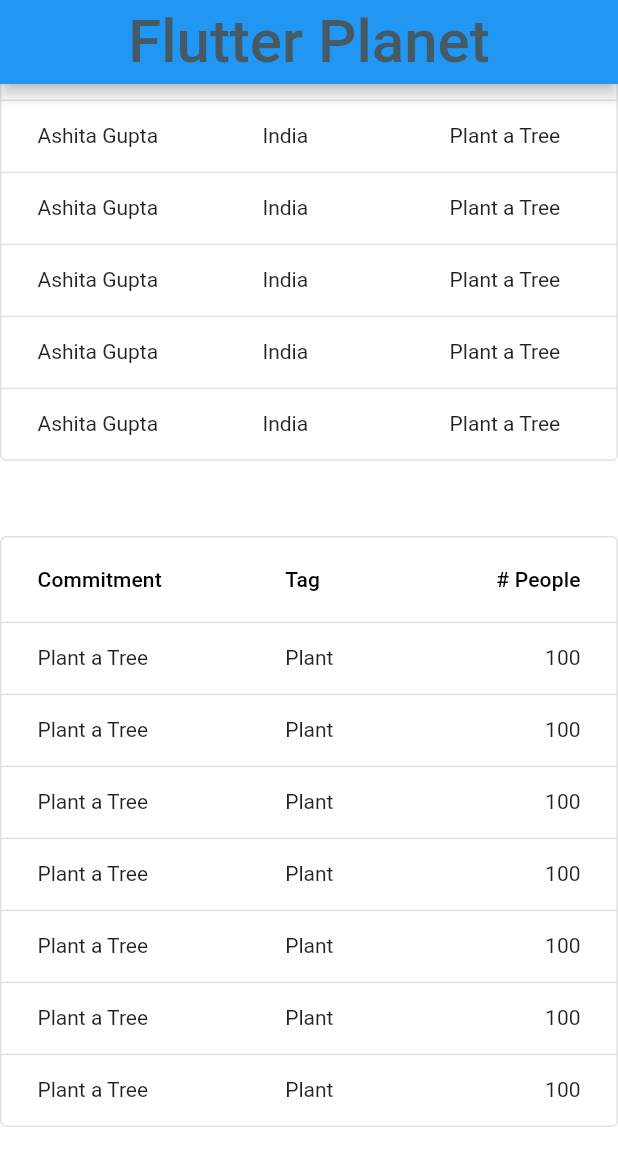
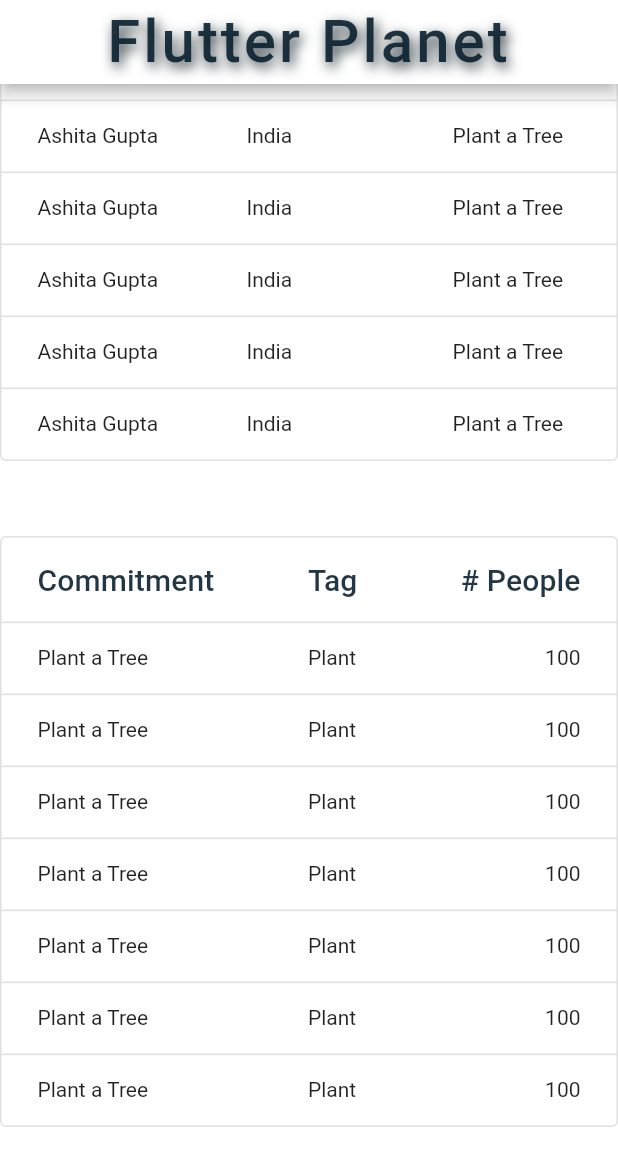
Before and after one commit to bertbeck/Flutter-Planet, a Flutter app: the screen it shows after launch, scrolled down 542 dp, on a phone screen of 412 x 824 dp. Shown: the top 1166 px of the screen. Run offline on Flutter 3.47's test engine with Material 2 defaults, Android fonts, the phone set to English and light mode, and no system bars.

Commit message:
Font Color and Font Size Update

```diff
--- a/lib/home_page.dart
+++ b/lib/home_page.dart
@@ -2,10 +2,12 @@ import 'package:flutter/material.dart';
 
 import './data.dart';
 
-const APP_MESSAGE =
+const kAppMessage =
     "Welcome to Flutter Planet - the app that commits to save the planet! Please make a commitment and share with the world!";
 
-const APP_BAR_HEIGHT = 350.0;
+const kAppbarHeight = 350.0;
+const kHeaderStyle = TextStyle(color: kTextColour, fontSize: 20.0);
+const kTextColour = Color.fromARGB(230, 10, 32, 47);
 
 class HomePage extends StatelessWidget {
   final List<DataRow> userTableRows = commitmentsByUser.map((e) {
@@ -36,14 +38,25 @@ class HomePage extends StatelessWidget {
       body: CustomScrollView(
         slivers: <Widget>[
           SliverAppBar(
+            backgroundColor: Colors.white,
             title: Text(
               "Flutter Planet",
               textAlign: TextAlign.center,
-              style: TextStyle(color: Colors.blueGrey[700], fontSize: 40.0),
+              style: TextStyle(
+                color: kTextColour,
+                fontSize: 40.0,
+                letterSpacing: 2.0,
+                shadows: List.filled(
+                    1,
+                    Shadow(
+                        color: Colors.blueGrey[900],
+                        blurRadius: 10.0,
+                        offset: Offset(2, 3))),
+              ),
             ),
             pinned: true,
             centerTitle: true,
-            expandedHeight: APP_BAR_HEIGHT,
+            expandedHeight: kAppbarHeight,
             flexibleSpace: AppBarContent(commitmentsCount: commitmentsCount),
           ),
           SliverList(
@@ -58,13 +71,22 @@ class HomePage extends StatelessWidget {
                   child: DataTable(
                     columns: [
                       DataColumn(
-                        label: Text("Name"),
+                        label: Text(
+                          "Name",
+                          style: kHeaderStyle,
+                        ),
                       ),
                       DataColumn(
-                        label: Text("Location"),
+                        label: Text(
+                          "Location",
+                          style: kHeaderStyle,
+                        ),
                       ),
                       DataColumn(
-                        label: Text("I Commit"),
+                        label: Text(
+                          "I Commit",
+                          style: kHeaderStyle,
+                        ),
                       ),
                     ],
                     rows: userTableRows,
@@ -79,12 +101,23 @@ class HomePage extends StatelessWidget {
                   child: DataTable(
                     columns: [
                       DataColumn(
-                        label: Text("Commitment"),
+                        label: Text(
+                          "Commitment",
+                          style: kHeaderStyle,
+                        ),
                       ),
                       DataColumn(
-                        label: Text("Tag"),
+                        label: Text(
+                          "Tag",
+                          style: kHeaderStyle,
+                        ),
                       ),
-                      DataColumn(label: Text("# People"), numeric: true),
+                      DataColumn(
+                          label: Text(
+                            "# People",
+                            style: kHeaderStyle,
+                          ),
+                          numeric: true),
                     ],
                     rows: commitmentTableRows,
                   ),
@@ -107,7 +140,7 @@ class AppBarContent extends StatelessWidget {
     return LayoutBuilder(
       builder: (_, BoxConstraints constraints) {
         double top = constraints.biggest.height;
-        double opacity = top / APP_BAR_HEIGHT;
+        double opacity = top / kAppbarHeight;
         opacity = opacity > 1 ? 1 : opacity < 0.2 ? 0.0 : opacity;
         return Opacity(
           opacity: opacity,
@@ -118,7 +151,7 @@ class AppBarContent extends StatelessWidget {
                   image: AssetImage("./images/planet.jpg"),
                   fit: BoxFit.cover,
                   colorFilter: ColorFilter.mode(
-                      Color.fromRGBO(255, 255, 255, 0.3), BlendMode.lighten),
+                      Color.fromRGBO(255, 255, 255, 0.4), BlendMode.lighten),
                 ),
               ),
               child: Padding(
@@ -130,19 +163,21 @@ class AppBarContent extends StatelessWidget {
                       "$commitmentsCount Total Commitments",
                       textAlign: TextAlign.center,
                       style: TextStyle(
-                          color: Colors.blueGrey[700],
-                          fontSize: opacity * 30.0),
+                        color: kTextColour,
+                        fontSize: opacity * 30.0,
+                      ),
                     ),
                     SizedBox(
                       height: 20.0,
                     ),
                     Text(
-                      APP_MESSAGE,
+                      kAppMessage,
                       textAlign: TextAlign.center,
                       style: TextStyle(
                           fontSize: opacity * 23.0,
-                          color: Colors.blueGrey[900],
-                          fontWeight: FontWeight.w300),
+                          color: kTextColour,
+                          wordSpacing: 2.0,
+                          fontWeight: FontWeight.w400),
                     ),
                     SizedBox(
                       height: 20.0,
@@ -153,14 +188,17 @@ class AppBarContent extends StatelessWidget {
                         Text(
                           "Please Login   ",
                           style: TextStyle(
-                              color: Colors.white,
+                              color: kTextColour,
                               fontSize: opacity * 15.0,
                               fontWeight: FontWeight.bold),
                         ),
                         RaisedButton(
                             onPressed: () {},
-                            child: Text("Google"),
-                            color: Color.fromRGBO(25, 200, 100, opacity)),
+                            child: Text(
+                              "Google",
+                              style: TextStyle(color: Colors.white),
+                            ),
+                            color: Color.fromRGBO(37, 122, 20, opacity)),
                       ],
                     ),
                   ],
--- a/lib/main.dart
+++ b/lib/main.dart
@@ -15,7 +15,6 @@ class MyApp extends StatelessWidget {
       title: 'Flutter Planet',
       debugShowCheckedModeBanner: false,
       theme: ThemeData(
-        primarySwatch: Colors.blue,
         visualDensity: VisualDensity.adaptivePlatformDensity,
       ),
       home: HomePage(),
```
